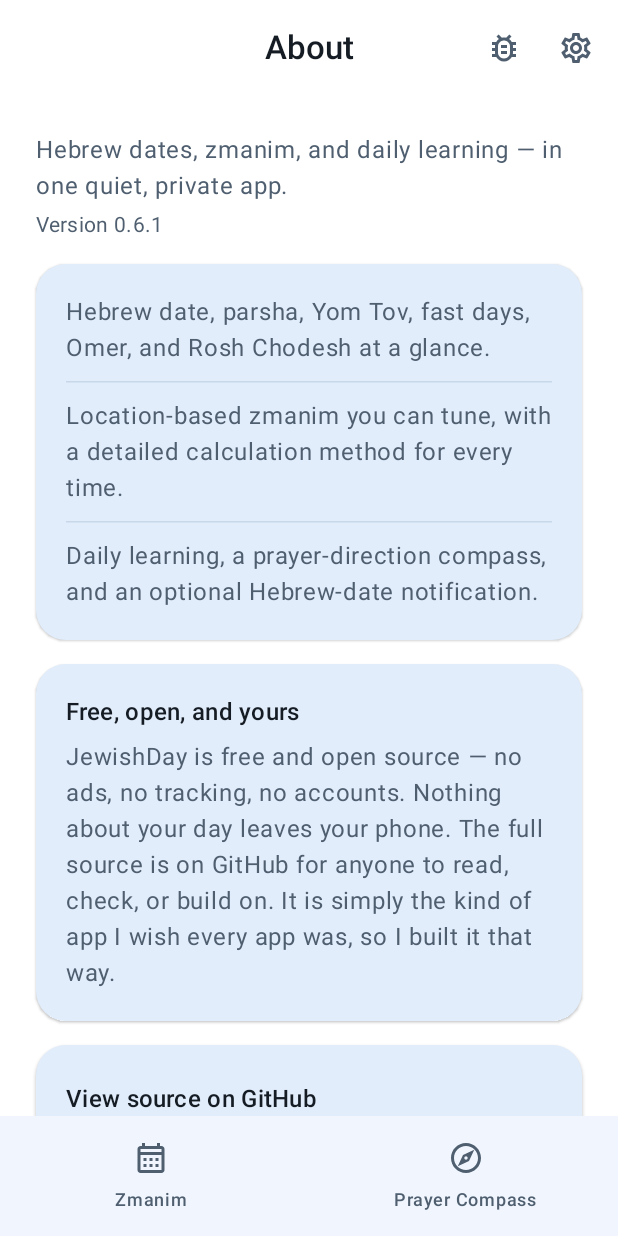
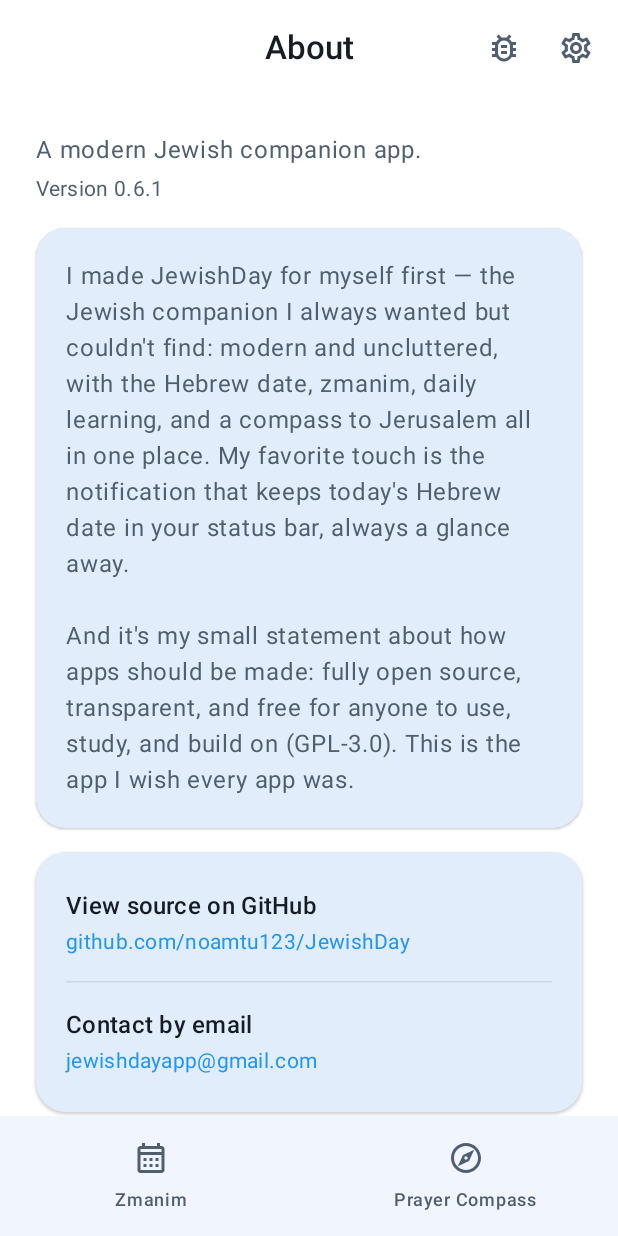
Before and after one commit to noamtu123/JewishDay, an Android app built with Jetpack Compose: the screen it shows after launch (MainActivity), after a tap on "About", on a phone screen of 412 x 824 dp. Run offline under Robolectric (Android 15) with nearby library versions, the phone set to English and light mode, and no system bars; our stand-ins replace Dagger/Hilt's generated code; libraries missing offline, so code that uses them is left out: androidx.hilt.lifecycle, com.kosherjava.zmanim; 35 statements that could not run were skipped.

Commit message:
set final about version and add dev tools for it

```diff
--- a/app/src/main/java/com/noamtu/jewishday/data/DeveloperOverridesRepository.kt
+++ b/app/src/main/java/com/noamtu/jewishday/data/DeveloperOverridesRepository.kt
@@ -66,6 +66,9 @@ data class DeveloperOverrides(
     val timeFrozen: Boolean = true,
     val locationOverrideEnabled: Boolean = false,
     val locationPresetId: String? = null,
+    // Forces the About page to render in English regardless of the app language, so the English
+    // copy can be checked without switching the whole interface.
+    val aboutInEnglish: Boolean = false,
 ) {
     /** The instant the app should treat as "now" given the real [realNow]. */
     fun effectiveInstant(realNow: Instant): Instant {
@@ -147,6 +150,8 @@ class DeveloperOverridesRepository @Inject constructor(
 
     suspend fun setLocationPreset(id: String) = update { it.copy(locationOverrideEnabled = true, locationPresetId = id) }
 
+    suspend fun setAboutInEnglish(enabled: Boolean) = update { it.copy(aboutInEnglish = enabled) }
+
     /** Clears every override but keeps the tools unlocked. */
     suspend fun clearOverrides() = update {
         DeveloperOverrides(unlocked = it.unlocked)
@@ -168,6 +173,7 @@ class DeveloperOverridesRepository @Inject constructor(
         timeFrozen = preferences[TimeFrozenKey] ?: true,
         locationOverrideEnabled = preferences[LocationEnabledKey] ?: false,
         locationPresetId = preferences[LocationPresetKey],
+        aboutInEnglish = preferences[AboutEnglishKey] ?: false,
     )
 
     private fun encode(preferences: androidx.datastore.preferences.core.MutablePreferences, overrides: DeveloperOverrides) {
@@ -178,6 +184,7 @@ class DeveloperOverridesRepository @Inject constructor(
         preferences[TimeFrozenKey] = overrides.timeFrozen
         preferences[LocationEnabledKey] = overrides.locationOverrideEnabled
         overrides.locationPresetId?.let { preferences[LocationPresetKey] = it }
+        preferences[AboutEnglishKey] = overrides.aboutInEnglish
     }
 
     private companion object {
@@ -188,5 +195,6 @@ class DeveloperOverridesRepository @Inject constructor(
         val TimeFrozenKey = booleanPreferencesKey("dev_time_frozen")
         val LocationEnabledKey = booleanPreferencesKey("dev_loc_enabled")
         val LocationPresetKey = stringPreferencesKey("dev_loc_preset")
+        val AboutEnglishKey = booleanPreferencesKey("dev_about_english")
     }
 }
--- a/app/src/main/java/com/noamtu/jewishday/feature/about/AboutScreen.kt
+++ b/app/src/main/java/com/noamtu/jewishday/feature/about/AboutScreen.kt
@@ -16,12 +16,16 @@ import androidx.compose.material3.HorizontalDivider
 import androidx.compose.material3.MaterialTheme
 import androidx.compose.material3.Text
 import androidx.compose.runtime.Composable
+import androidx.compose.runtime.CompositionLocalProvider
 import androidx.compose.runtime.getValue
 import androidx.compose.runtime.remember
 import androidx.compose.ui.Modifier
 import androidx.compose.ui.platform.LocalContext
+import androidx.compose.ui.platform.LocalLayoutDirection
 import androidx.compose.ui.platform.LocalUriHandler
+import androidx.compose.ui.unit.LayoutDirection
 import androidx.compose.ui.unit.dp
+import com.noamtu.jewishday.ui.LocalUseHebrewInterface
 import androidx.hilt.lifecycle.viewmodel.compose.hiltViewModel
 import androidx.lifecycle.compose.collectAsStateWithLifecycle
 import com.noamtu.jewishday.BuildConfig
@@ -45,10 +49,18 @@ fun AboutScreen(
     val uriHandler = LocalUriHandler.current
     val context = LocalContext.current
     val developerModeUnlocked by viewModel.developerModeUnlocked.collectAsStateWithLifecycle()
+    val aboutInEnglish by viewModel.aboutInEnglish.collectAsStateWithLifecycle()
 
     // Hidden unlock: tap the version number 7x (like Android's Developer Options).
     val tapState = remember { VersionTapState() }
 
+    // Developer override: force this page (and its layout direction) to English even when the rest
+    // of the app is in Hebrew. Off, it renders in the current interface language as usual.
+    val showHebrew = LocalUseHebrewInterface.current && !aboutInEnglish
+    CompositionLocalProvider(
+        LocalUseHebrewInterface provides showHebrew,
+        LocalLayoutDirection provides if (showHebrew) LayoutDirection.Rtl else LayoutDirection.Ltr,
+    ) {
     ScreenSurface(modifier = modifier) {
         LazyColumn(
             modifier = Modifier
@@ -69,23 +81,8 @@ fun AboutScreen(
             }
             item {
                 InfoCard(modifier = Modifier.fillMaxWidth()) {
-                    AboutFeature(text = localizedString(R.string.about_feature_dates, R.string.about_feature_dates_hebrew))
-                    HorizontalDivider(modifier = Modifier.padding(vertical = 10.dp))
-                    AboutFeature(text = localizedString(R.string.about_feature_zmanim, R.string.about_feature_zmanim_hebrew))
-                    HorizontalDivider(modifier = Modifier.padding(vertical = 10.dp))
-                    AboutFeature(text = localizedString(R.string.about_feature_tools, R.string.about_feature_tools_hebrew))
-                }
-            }
-            item {
-                InfoCard(modifier = Modifier.fillMaxWidth()) {
                     Text(
-                        text = localizedString(R.string.about_values_heading, R.string.about_values_heading_hebrew),
-                        style = MaterialTheme.typography.titleMedium,
-                        color = MaterialTheme.colorScheme.onSurface,
-                    )
-                    Spacer(Modifier.height(6.dp))
-                    Text(
-                        text = localizedString(R.string.about_values_body, R.string.about_values_body_hebrew),
+                        text = localizedString(R.string.about_body, R.string.about_body_hebrew),
                         style = MaterialTheme.typography.bodyLarge,
                         color = MaterialTheme.colorScheme.onSurfaceVariant,
                     )
@@ -119,6 +116,7 @@ fun AboutScreen(
             }
         }
     }
+    }
 }
 
 /** Counts rapid taps on the version line; a slow tap resets the run. */
@@ -137,15 +135,6 @@ private class VersionTapState {
     private companion object {
         const val TapWindowMs = 2_000L
     }
-}
-
-@Composable
-private fun AboutFeature(text: String) {
-    Text(
-        text = text,
-        style = MaterialTheme.typography.bodyLarge,
-        color = MaterialTheme.colorScheme.onSurfaceVariant,
-    )
 }
 
 @Composable
--- a/app/src/main/java/com/noamtu/jewishday/feature/about/AboutViewModel.kt
+++ b/app/src/main/java/com/noamtu/jewishday/feature/about/AboutViewModel.kt
@@ -21,6 +21,11 @@ class AboutViewModel @Inject constructor(
         .map { it.unlocked }
         .stateIn(viewModelScope, SharingStarted.WhileSubscribed(5_000), false)
 
+    /** Developer override: force the About page into English regardless of the app language. */
+    val aboutInEnglish: StateFlow<Boolean> = developerOverridesRepository.state
+        .map { it.aboutInEnglish }
+        .stateIn(viewModelScope, SharingStarted.WhileSubscribed(5_000), false)
+
     fun unlockDeveloperMode() {
         viewModelScope.launch { developerOverridesRepository.setUnlocked(true) }
     }
--- a/app/src/main/java/com/noamtu/jewishday/feature/developer/DeveloperScreen.kt
+++ b/app/src/main/java/com/noamtu/jewishday/feature/developer/DeveloperScreen.kt
@@ -151,6 +151,17 @@ fun DeveloperScreen(
             }
 
             item {
+                InfoCard(modifier = Modifier.fillMaxWidth()) {
+                    SectionTitle("About page")
+                    SwitchRow(
+                        label = "Show About page in English",
+                        checked = overrides.aboutInEnglish,
+                        onCheckedChange = viewModel::setAboutInEnglish,
+                    )
+                }
+            }
+
+            item {
                 Button(
                     onClick = viewModel::resetOverrides,
                     modifier = Modifier.fillMaxWidth(),
--- a/app/src/main/java/com/noamtu/jewishday/feature/developer/DeveloperViewModel.kt
+++ b/app/src/main/java/com/noamtu/jewishday/feature/developer/DeveloperViewModel.kt
@@ -117,6 +117,10 @@ class DeveloperViewModel @Inject constructor(
         developerOverridesRepository.setLocationPreset(id)
     }
 
+    fun setAboutInEnglish(enabled: Boolean) = launchOverride {
+        developerOverridesRepository.setAboutInEnglish(enabled)
+    }
+
     fun resetOverrides() = launchOverride {
         developerOverridesRepository.clearOverrides()
     }
--- a/app/src/main/res/values/strings.xml
+++ b/app/src/main/res/values/strings.xml
@@ -91,18 +91,10 @@
     <string name="theme_amoled_black_hebrew">שחור AMOLED</string>
     <string name="settings_language_hebrew">שפה</string>
     <string name="settings_language_description_hebrew">שפת הממשק לניווט ולתוויות האפליקציה.</string>
-    <string name="about_tagline">Hebrew dates, zmanim, and daily learning — in one quiet, private app.</string>
-    <string name="about_tagline_hebrew">תאריך עברי, זמנים ולימוד יומי — באפליקציה אחת, שקטה ופרטית.</string>
-    <string name="about_feature_dates">Hebrew date, parsha, Yom Tov, fast days, Omer, and Rosh Chodesh at a glance.</string>
-    <string name="about_feature_dates_hebrew">תאריך עברי, פרשת השבוע, יום טוב, תעניות, ספירת העומר וראש חודש במבט מהיר.</string>
-    <string name="about_feature_zmanim">Location-based zmanim you can tune, with a detailed calculation method for every time.</string>
-    <string name="about_feature_zmanim_hebrew">זמנים לפי המיקום שלך שניתן לכוונן, עם שיטת חישוב מפורטת לכל זמן.</string>
-    <string name="about_feature_tools">Daily learning, a prayer-direction compass, and an optional Hebrew-date notification.</string>
-    <string name="about_feature_tools_hebrew">לימוד יומי, מצפן לכיוון התפילה, והתראת תאריך עברי לבחירתך.</string>
-    <string name="about_values_heading">Free, open, and yours</string>
-    <string name="about_values_heading_hebrew">חופשי, פתוח, ושלך</string>
-    <string name="about_values_body">JewishDay is free and open source — no ads, no tracking, no accounts. Nothing about your day leaves your phone. The full source is on GitHub for anyone to read, check, or build on. It is simply the kind of app I wish every app was, so I built it that way.</string>
-    <string name="about_values_body_hebrew">JewishDay היא חופשית וקוד פתוח — בלי פרסומות, בלי מעקב ובלי חשבונות. שום דבר מהיום שלך לא יוצא מהטלפון. כל קוד המקור נמצא ב‑GitHub, פתוח לכל אחד לקרוא, לבדוק או לבנות עליו. זו פשוט האפליקציה שהייתי רוצה שכל אפליקציה תהיה, אז בניתי אותה כך.</string>
+    <string name="about_tagline">A modern Jewish companion app.</string>
+    <string name="about_tagline_hebrew">אפליקציית עזר יהודית מודרנית.</string>
+    <string name="about_body">I made JewishDay for myself first — the Jewish companion I always wanted but couldn\'t find: modern and uncluttered, with the Hebrew date, zmanim, daily learning, and a compass to Jerusalem all in one place. My favorite touch is the notification that keeps today\'s Hebrew date in your status bar, always a glance away.\n\nAnd it\'s my small statement about how apps should be made: fully open source, transparent, and free for anyone to use, study, and build on (GPL-3.0). This is the app I wish every app was.</string>
+    <string name="about_body_hebrew">בניתי את האפליקציה קודם כול בשביל עצמי — האפליקציה היהודית שתמיד רציתי ולא מצאתי: מודרנית ומינימליסטית, עם תאריך עברי, זמנים, לימוד יומי, ומצפן לירושלים — הכול במקום אחד. מה שאני הכי אוהב בה הוא ההתראה ששומרת את התאריך העברי של היום בראש המסך, תמיד במרחק הצצה.\n\nוזו גם אמירה קטנה שלי על איך שאפליקציות צריכות להיות: קוד פתוח לחלוטין, שקופה, וחופשית לכל אחד להשתמש, ללמוד ולבנות עליה (GPL-3.0). זו האפליקציה שהלוואי וכל אפליקציה תהיה כמוה.</string>
     <string name="about_version">Version %1$s</string>
     <string name="about_version_hebrew">גרסה %1$s</string>
     <string name="about_github">View source on GitHub</string>
```
Also changed, not shown: 1 other file.
